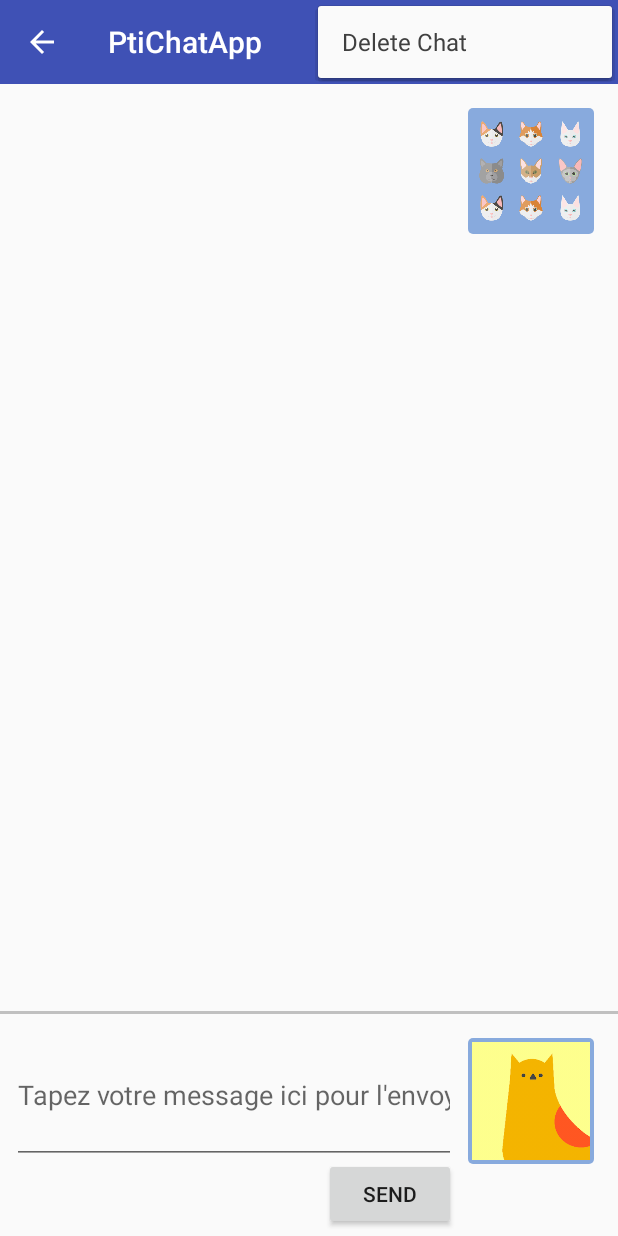
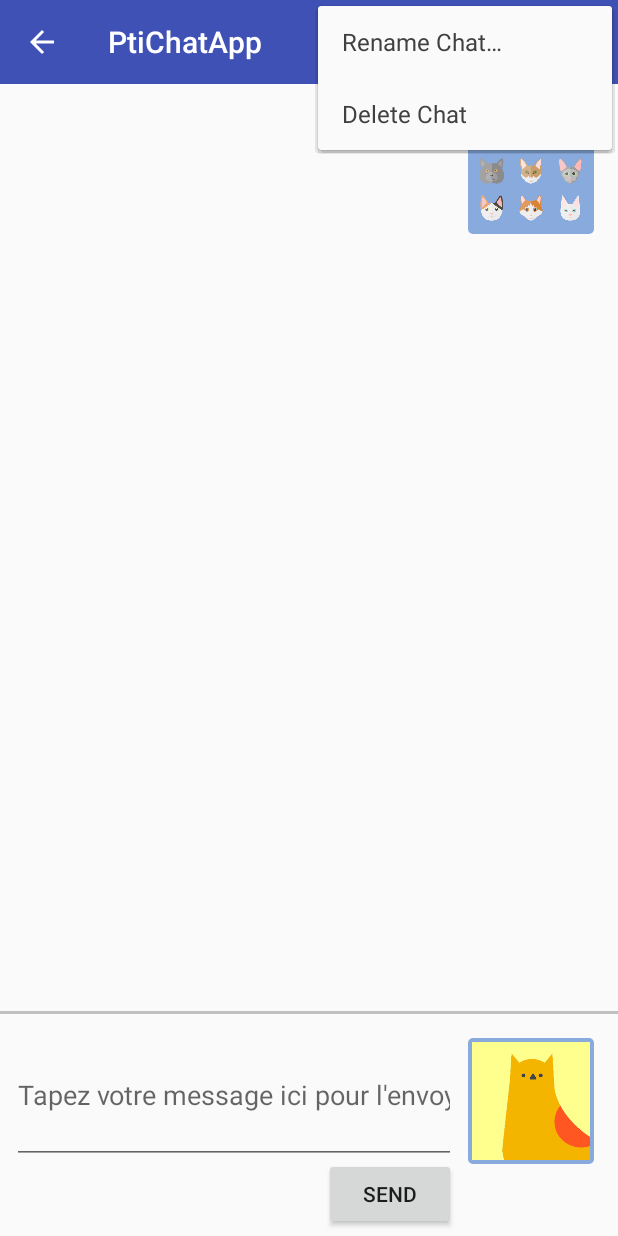
Before and after one commit to CS-POOA-2018/PtiChat, an Android app: the ChatActivity screen opened directly, with no data from a screen before it, with the options menu open, on a phone screen of 412 x 824 dp. Run offline under Robolectric (Android 15) with nearby library versions, the phone set to English and light mode, and no system bars; 4 statements that could not run were skipped.

Commit message:
[App/BackServer] Chat name can be edited

```diff
--- a/BackServer/src/main/java/com/pooa/ptichat/BackServer/Storage/IStorage.java
+++ b/BackServer/src/main/java/com/pooa/ptichat/BackServer/Storage/IStorage.java
@@ -6,6 +6,7 @@ import com.pooa.ptichat.BackServer.PODS.User;
 
 public interface IStorage {
     void addChat(Chat chat);
+    void editChat(Chat chat);
     Chat getChat(String chatId);
     void removeChat(String chatId);
     Chat[] listChats();
--- a/BackServer/src/main/java/com/pooa/ptichat/BackServer/Storage/MemoryStorage.java
+++ b/BackServer/src/main/java/com/pooa/ptichat/BackServer/Storage/MemoryStorage.java
@@ -18,6 +18,11 @@ public class MemoryStorage implements IStorage {
 
     @Override
     public void addChat(Chat chat) {
+        mChatData.put(chat.getId(), chat);
+    }
+
+    @Override
+    public void editChat(Chat chat) {
         mChatData.put(chat.getId(), chat);
     }
 
--- a/PtiChatApp/app/src/main/java/fr/centralesupelec/ptichatapp/JsonUtils.java
+++ b/PtiChatApp/app/src/main/java/fr/centralesupelec/ptichatapp/JsonUtils.java
@@ -164,6 +164,19 @@ public class JsonUtils {
         return toSend;
     }
 
+    public static JSONObject editChatJson(Chat chat) {
+        JSONObject toSend = null;
+        try {
+            toSend = new JSONObject();
+            toSend.put("type", "editChat");
+            toSend.put("chatId", chat.getId());
+            toSend.put("chatName", chat.getName());
+        } catch (JSONException e) {
+            Log.e("JUe", "Could not make JSON: " + e.getMessage());
+        }
+        return toSend;
+    }
+
     public static JSONObject deleteUserJson(String userId) {
         JSONObject toSend = null;
         try {
--- a/PtiChatApp/app/src/main/res/menu/menu_chat.xml
+++ b/PtiChatApp/app/src/main/res/menu/menu_chat.xml
@@ -1,5 +1,10 @@
 <menu xmlns:android="http://schemas.android.com/apk/res/android"
     xmlns:app="http://schemas.android.com/apk/res-auto">
+
+    <item android:id="@+id/action_rename_chat"
+        android:icon="@drawable/ic_chat_24dp"
+        android:title="@string/rename_chat"
+        app:showAsAction="never"/>
 
     <item android:id="@+id/action_delete_chat"
         android:icon="@drawable/ic_chat_24dp"
--- a/PtiChatApp/app/src/main/res/values/strings.xml
+++ b/PtiChatApp/app/src/main/res/values/strings.xml
@@ -15,6 +15,7 @@
     <string name="send">Send</string>
     <string name="delete_user">Delete User</string>
     <string name="delete_chat">Delete Chat</string>
+    <string name="rename_chat">Rename Chat…</string>
 
     <!-- Descriptions -->
     <string name="avatar">Cute image of a cat</string>
```
Also changed, not shown: BackServer/src/main/java/com/pooa/ptichat/BackServer/JsonUtils.java (+16 -3 lines), BackServer/src/main/java/com/pooa/ptichat/BackServer/NativeSocketServer/ReceivedMessageHandler.java (+18 -2 lines), BackServer/src/main/java/com/pooa/ptichat/BackServer/Storage/SqliteStorage.java (+14 -0 lines), PtiChatApp/app/src/main/java/fr/centralesupelec/ptichatapp/ChatActivity.java (+56 -2 lines), PtiChatApp/app/src/main/java/fr/centralesupelec/ptichatapp/MainActivity.java (+4 -3 lines), 1 other file.
